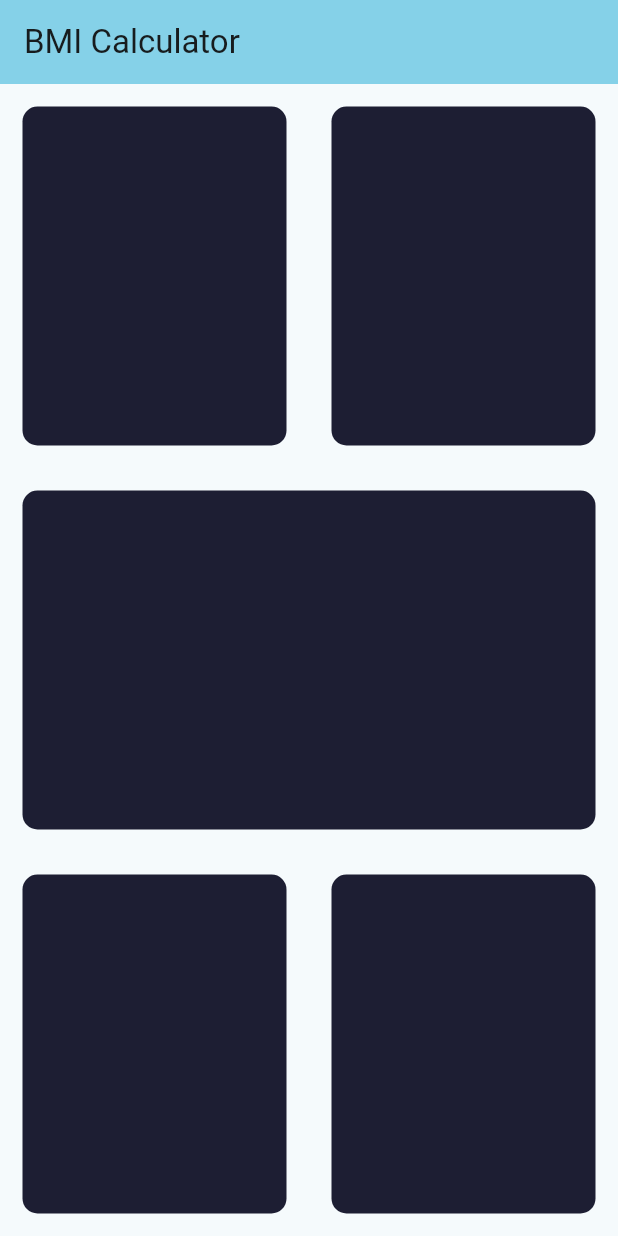
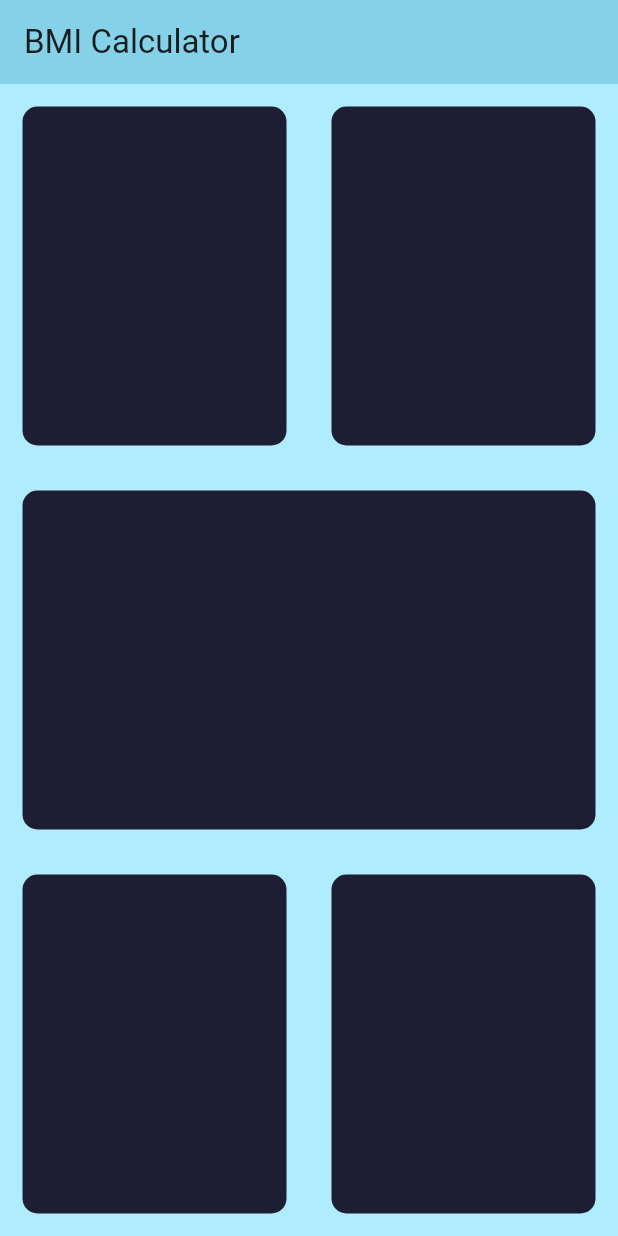
Before and after one commit to yonathanavila/bmi_calculator_flutter, a Flutter app: the screen it shows after launch, on a phone screen of 412 x 824 dp. Run offline on Flutter 3.47's test engine with Material 3 defaults, Android fonts, the phone set to English and light mode, and no system bars.

Commit message:
upgrade deprecated properties

```diff
--- a/lib/theme.dart
+++ b/lib/theme.dart
@@ -368,7 +368,7 @@ class MaterialTheme {
           displayColor: colorScheme.onSurface,
         ),
         primaryColor: colorScheme.primary,
-        scaffoldBackgroundColor: colorScheme.background,
+        scaffoldBackgroundColor: colorScheme.primaryContainer,
         canvasColor: colorScheme.surface,
       );
 
@@ -501,11 +501,8 @@ extension MaterialSchemeUtils on MaterialScheme {
       onError: onError,
       errorContainer: errorContainer,
       onErrorContainer: onErrorContainer,
-      background: background,
-      onBackground: onBackground,
       surface: surface,
       onSurface: onSurface,
-      surfaceVariant: surfaceVariant,
       onSurfaceVariant: onSurfaceVariant,
       outline: outline,
       outlineVariant: outlineVariant,
```
Also changed, not shown: pubspec.lock.
